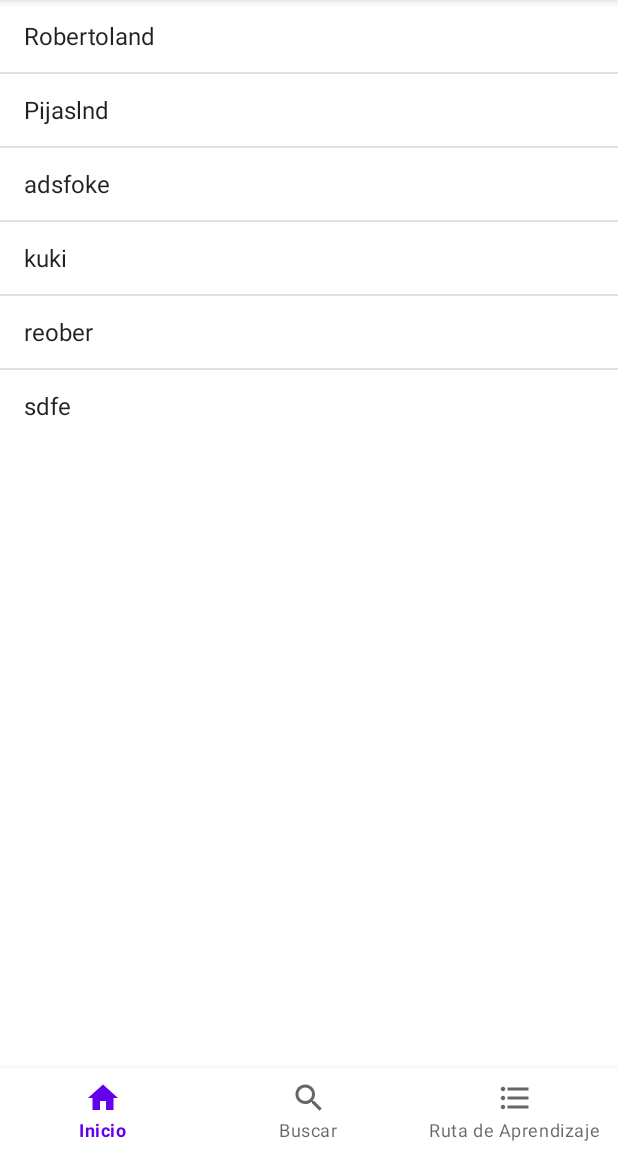
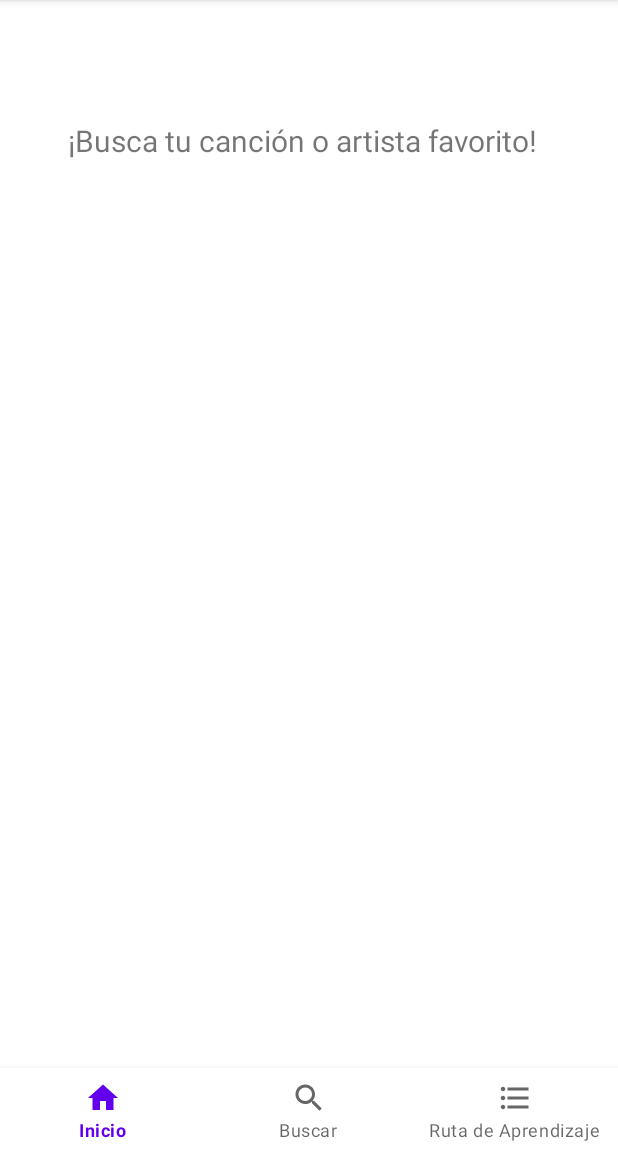
Before and after one commit to Alexcostai/TablaturApp_PF, an Android app: the SearchFragment screen opened through its navigation route, on a phone screen of 412 x 824 dp, the part 84-1236 px from its top. Run offline under Robolectric (Android 15) with nearby library versions, the phone set to English and light mode, and no system bars; our stand-ins replace Volley.

Commit message:
almost finished funcionality

```diff
--- a/app/build.gradle
+++ b/app/build.gradle
@@ -52,4 +52,5 @@ dependencies {
     implementation platform('com.google.firebase:firebase-bom:29.3.1')
     //Material Design
     implementation 'com.google.android.material:material:1.6.0'
+    implementation 'com.android.volley:volley:1.2.1'
 }
--- a/app/src/main/java/com/ort/tablaturapp_pf/fragments/app/SearchFragment.kt
+++ b/app/src/main/java/com/ort/tablaturapp_pf/fragments/app/SearchFragment.kt
@@ -3,11 +3,13 @@ package com.ort.tablaturapp_pf.fragments.app
 import android.content.Context
 import androidx.lifecycle.ViewModelProvider
 import android.os.Bundle
+import android.util.Log
 import android.view.*
 import androidx.fragment.app.Fragment
 import android.widget.*
-import androidx.annotation.NonNull
-import androidx.annotation.Nullable
+import com.android.volley.Request
+import com.android.volley.toolbox.JsonArrayRequest
+import com.android.volley.toolbox.Volley
 import com.ort.tablaturapp_pf.R
 import com.ort.tablaturapp_pf.viewmodels.SearchViewModel
 
@@ -19,15 +21,8 @@ class SearchFragment : Fragment() {
 
     private lateinit var viewModel: SearchViewModel
     private lateinit var contentView: View
-    private lateinit var adapter: ArrayAdapter<*>
-    private lateinit var activityContext: Context
     private lateinit var listView: ListView
-    private lateinit var emptyTextView: TextView
-
-    override fun onAttach( context: Context) {
-        super.onAttach(context)
-        activityContext = context
-    }
+    private lateinit var searchTextView: TextView
 
     override fun onCreateView(
         inflater: LayoutInflater, container: ViewGroup?,
@@ -36,7 +31,7 @@ class SearchFragment : Fragment() {
 
         contentView = inflater.inflate(R.layout.search_fragment, container, false)
         listView = contentView.findViewById(R.id.lv_searchResultSongs)
-        emptyTextView = contentView.findViewById(R.id.tv_emptyTextView)
+        searchTextView = contentView.findViewById(R.id.tv_searchTextView)
         return contentView
 
     }
@@ -44,12 +39,10 @@ class SearchFragment : Fragment() {
     override fun onActivityCreated(savedInstanceState: Bundle?) {
         super.onActivityCreated(savedInstanceState)
         viewModel = ViewModelProvider(this).get(SearchViewModel::class.java)
-        adapter = ArrayAdapter(activityContext, android.R.layout.simple_list_item_1, resources.getStringArray(R.array.countries_array))
-        listView.adapter = adapter
         listView.onItemClickListener = AdapterView.OnItemClickListener { parent, view, position, id ->
-            Toast.makeText(activityContext, parent?.getItemAtPosition(position).toString(), Toast.LENGTH_SHORT).show()
+            Toast.makeText(contentView.context, parent?.getItemAtPosition(position).toString(), Toast.LENGTH_SHORT).show()
         }
-        listView.emptyView = emptyTextView
+        listView.emptyView = searchTextView
         // TODO: Use the ViewModel
     }
 
@@ -57,14 +50,21 @@ class SearchFragment : Fragment() {
         inflater.inflate(R.menu.nav_search_menu, menu)
         val search = menu?.findItem(R.id.nav_search_menu)
         val searchView = search?.actionView as SearchView
-        searchView.queryHint = "Buscar canción..."
+        searchView.queryHint = "Busca tu canción..."
 
         searchView.setOnQueryTextListener(object: SearchView.OnQueryTextListener{
             override fun onQueryTextSubmit(query: String?): Boolean {
+                if(!query.isNullOrEmpty() && query.length > 1) {
+                    apiSearchRequest(query)
+                }else{
+                    Toast.makeText(contentView.context, "Busqueda invalida", Toast.LENGTH_SHORT).show()
+                }
                 return false
             }
             override fun onQueryTextChange(newText: String?): Boolean {
-                adapter.filter.filter(newText)
+                if(newText.isNullOrEmpty() || newText.length <= 1) {
+                    listView.adapter = ArrayAdapter(contentView.context, android.R.layout.simple_list_item_1, mutableListOf<String>())
+                }
                 return true
             }
         })
@@ -77,4 +77,47 @@ class SearchFragment : Fragment() {
         setHasOptionsMenu(true)
     }
 
+    fun apiSearchRequest(searchValue: String){
+        val url = "https://www.songsterr.com/a/ra/songs.json?pattern=" + formatSearchValue(searchValue)
+        val queue = Volley.newRequestQueue(contentView.context)
+        val songs = mutableListOf<String>()
+        val artists = mutableListOf<String>()
+        val results = mutableListOf<String>()
+
+        val jsonArrayRequest = JsonArrayRequest(
+            Request.Method.GET, url,null, { response ->
+                if(response.length() >= 1){
+                     for (i in 0 until getValidLength(response.length(), 15)){
+                         val resultObject = response.getJSONObject(i)
+                         songs.add(resultObject.getString("title") +" - " + resultObject.getJSONObject("artist").getString("nameWithoutThePrefix"))
+                         artists.add(resultObject.getJSONObject("artist").getString("nameWithoutThePrefix"))
+                    }
+                    results.addAll(artists.distinct().subList(0,getValidLength(artists.distinct().size, 3)))
+                    results.addAll(songs)
+                    listView.adapter = ArrayAdapter(contentView.context, android.R.layout.simple_list_item_1, results)
+                }else{
+                    Toast.makeText(contentView.context, "No se encontraron resultados", Toast.LENGTH_SHORT).show()
+                }
+            },
+            {
+                Toast.makeText(contentView.context, "Error...", Toast.LENGTH_SHORT).show()
+            })
+
+        queue.add(jsonArrayRequest)
+    }
+
+    fun formatSearchValue(searchValue: String): String{
+        val formattedText: String
+        formattedText = searchValue.replace(" ", "%")
+        return formattedText
+    }
+
+    fun getValidLength (listLength: Int, desiredLength: Int): Int{
+        if(listLength < desiredLength){
+            return listLength
+        }else{
+            return desiredLength
+        }
+    }
+
 }
--- a/app/src/main/res/layout/search_fragment.xml
+++ b/app/src/main/res/layout/search_fragment.xml
@@ -9,14 +9,18 @@
         android:id="@+id/lv_searchResultSongs"
         android:layout_width="match_parent"
         android:layout_height="wrap_content"
-        tools:ignore="MissingConstraints" />
+        android:visibility="invisible"
+        tools:ignore="MissingConstraints"/>
+
     <TextView
-        android:id="@+id/tv_emptyTextView"
+        android:id="@+id/tv_searchTextView"
         android:layout_width="wrap_content"
         android:layout_height="wrap_content"
-        android:text="No Results"
+        android:paddingLeft="45dp"
+        android:paddingTop="0.5in"
+        android:text="@string/searchView_emptyListText"
         android:textSize="20sp"
-        android:visibility="gone"
+        android:visibility="visible"
         tools:ignore="MissingConstraints" />
 
 </RelativeLayout>
--- a/app/src/main/res/values/strings.xml
+++ b/app/src/main/res/values/strings.xml
@@ -1,12 +1,4 @@
 <resources>
     <string name="app_name">TablaturApp_PF</string>
-
-    <string-array name="countries_array">
-        <item>Robertoland</item>
-        <item>Pijaslnd</item>
-        <item>adsfoke</item>
-        <item>kuki</item>
-        <item>reober</item>
-        <item>sdfe</item>
-    </string-array>
+    <string name="searchView_emptyListText">¡Busca tu canción o artista favorito!</string>
 </resources>
```
